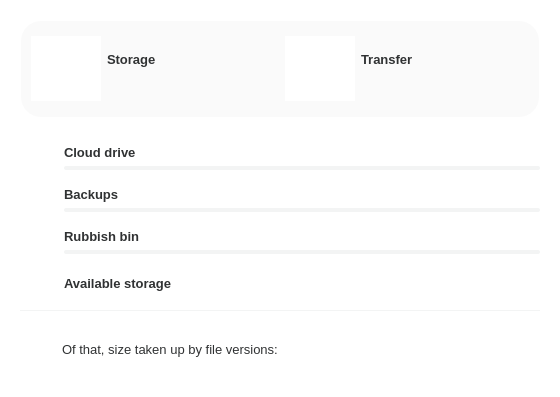
meganz/MEGAsync, file src/MEGASync/gui/ui/AccountDetailsDialog.ui: the form before one commit.
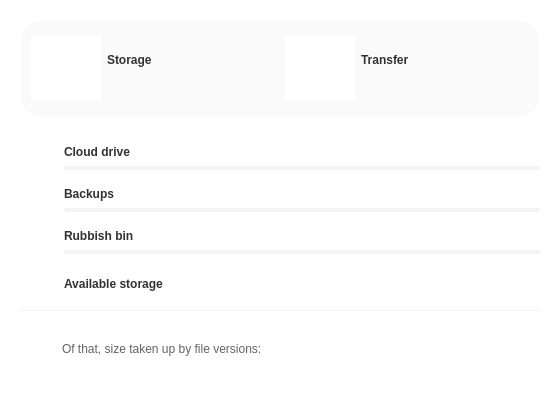
The form after the commit. The open tabs and pages were chosen to show the change. Icons and pictures are not drawn. Custom widgets are drawn as their Qt base class.

Commit message: Account details dialog updated design

Patch:
```diff
--- a/src/MEGASync/gui/ui/AccountDetailsDialog.ui
+++ b/src/MEGASync/gui/ui/AccountDetailsDialog.ui
@@ -38,16 +38,16 @@
    <iconset theme="mega"/>
   </property>
   <property name="styleSheet">
-   <string notr="true">/*ColorTokenIcon;Button;bCloudDrive;active;off;colorToken.icon-secondary*/
-/*ColorTokenIcon;Button;bCloudDrive;normal;off;colorToken.icon-secondary*/
-/*ColorTokenIcon;Button;bVault;active;off;colorToken.icon-secondary*/
-/*ColorTokenIcon;Button;bVault;normal;off;colorToken.icon-secondary*/
-/*ColorTokenIcon;Button;bRubbish;normal;off;colorToken.icon-secondary*/
-/*ColorTokenIcon;Button;bRubbish;active;off;colorToken.icon-secondary*/
-/*ColorTokenIcon;Button;bAvailable;normal;off;colorToken.icon-secondary*/
-/*ColorTokenIcon;Button;bAvailable;active;off;colorToken.icon-secondary*/
-/*ColorTokenIcon;Button;bVersionIcon;normal;off;colorToken.icon-secondary*/
-/*ColorTokenIcon;Button;bVersionIcon;active;off;colorToken.icon-secondary*/
+   <string notr="true">/*ColorTokenIcon;Button;bCloudDrive;active;off;colorToken.icon-primary*/
+/*ColorTokenIcon;Button;bCloudDrive;normal;off;colorToken.icon-primary*/
+/*ColorTokenIcon;Button;bVault;active;off;colorToken.icon-primary*/
+/*ColorTokenIcon;Button;bVault;normal;off;colorToken.icon-primary*/
+/*ColorTokenIcon;Button;bRubbish;normal;off;colorToken.icon-primary*/
+/*ColorTokenIcon;Button;bRubbish;active;off;colorToken.icon-primary*/
+/*ColorTokenIcon;Button;bAvailable;normal;off;colorToken.icon-primary*/
+/*ColorTokenIcon;Button;bAvailable;active;off;colorToken.icon-primary*/
+/*ColorTokenIcon;Button;bVersionIcon;normal;off;colorToken.icon-primary*/
+/*ColorTokenIcon;Button;bVersionIcon;active;off;colorToken.icon-primary*/
 
 QWidget
 {
@@ -60,8 +60,8 @@
 qproperty-outerCircleBackgroundColor: #fff3f4f4; /*colorToken.surface-2*/
 qproperty-innerCircleBackgroundColor: #ffffffff; /*colorToken.page-background*/
 
-qproperty-lightOkProgressBarColors: #ff477ef7; /*colorToken.indicator-indigo*/
-qproperty-darkOkProgressBarColors: #ff477ef7; /*colorToken.indicator-indigo*/
+qproperty-lightOkProgressBarColors: #ff477ef7; /*colorToken.indicator-green*/
+qproperty-darkOkProgressBarColors: #ff477ef7; /*colorToken.indicator-green*/
 qproperty-lightWarnProgressBarColors: #fffb6514; /*colorToken.indicator-orange*/
 qproperty-darkWarnProgressBarColors: #fffb6514; /*colorToken.indicator-orange*/
 qproperty-lightFullProgressBarColors: #ffF63D6B; /*colorToken.indicator-pink*/
@@ -73,32 +73,32 @@
 
 #AccountDetailsDialog[storageState=&quot;ok&quot;] #headerBox #lUsedStorage
 {
-color: #ff09bf5b; /*colorToken.indicator-green*/
+color: #ff09bf5b; /*colorToken.text-success*/
 }
 
 #AccountDetailsDialog[storageState=&quot;warning&quot;] #headerBox #lUsedStorage
 {
-color: #fffb6514; /*colorToken.indicator-orange*/
+color: #fffb6514; /*colorToken.text-warning*/
 }
 
 #AccountDetailsDialog[storageState=&quot;full&quot;] #headerBox #lUsedStorage
 {
-color: #fff63d6b; /*colorToken.indicator-pink*/
+color: #fff63d6b; /*colorToken.text-error*/
 }
 
 #AccountDetailsDialog[transferState=&quot;ok&quot;] #headerBox #lUsedTransfer
 {
-color: #ff09bf5b; /*colorToken.indicator-green*/
+color: #ff09bf5b; /*colorToken.text-success*/
 }
 
 #AccountDetailsDialog[transferState=&quot;warning&quot;] #headerBox #lUsedTransfer
 {
-color: #fffb6514; /*colorToken.indicator-orange*/
+color: #fffb6514; /*colorToken.text-warning*/
 }
 
 #AccountDetailsDialog[transferState=&quot;full&quot;] #headerBox #lUsedTransfer
 {
-color: #fff63d6b; /*colorToken.indicator-pink*/
+color: #fff63d6b; /*colorToken.text-error*/
 }
 
 #AccountDetailsDialog[storageState=&quot;ok&quot;] #wDetailedUsage QProgressBar::chunk
@@ -181,7 +181,12 @@
 {
 background-color: transparent;
 color: #ff303233; /*colorToken.text-primary*/
-font-size: 13px;
+font-size: 12px;
+line-height: 18px;
+}
+#lVersions
+{
+color: #ff616366; /*colorToken.text-secondary*/
 }
 
 #sHeader
@@ -332,12 +337,16 @@
     qproperty-iconSize: 44px;
     border:0px;
 }
-
+#bBusinessStorage, #bBusinessTransfer, #wBusinessTransfer, #wBusinessStorage
+{
+background-color: transparent;
+}
 #AccountDetailsDialog[accountType=&quot;business&quot;] #bBusinessStorage
 {
     qproperty-icon :url(:/images/storage_for_business.png);
 }
 
+
 #AccountDetailsDialog[accountType=&quot;business&quot;]  #bBusinessTransfer
 {
     qproperty-icon :url(:/images/transfer_for_business.png);
```
Left out of the diff: 19 changed lines with no effect on the pictures. The commit also changes 8 other files.
